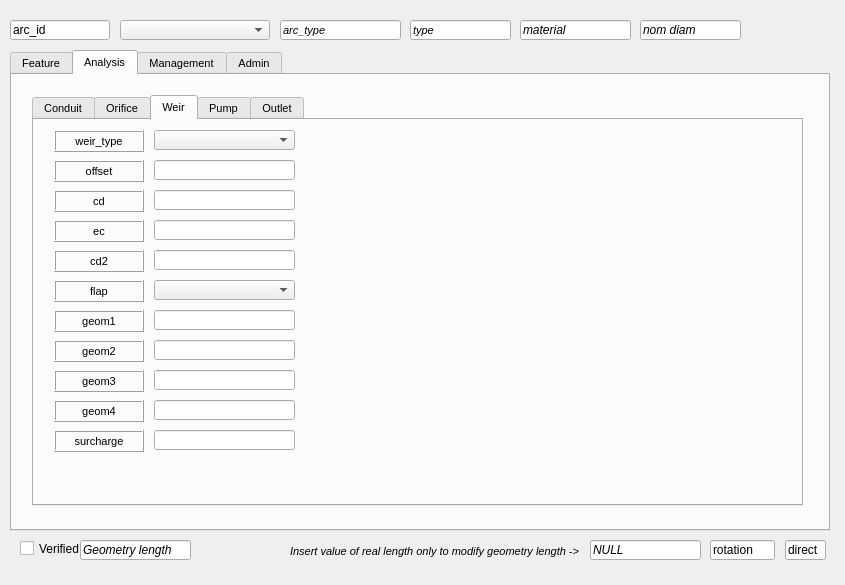
Giswater/giswater_qgis_plugin, file ui/ud_arc.ui: the form before one commit.
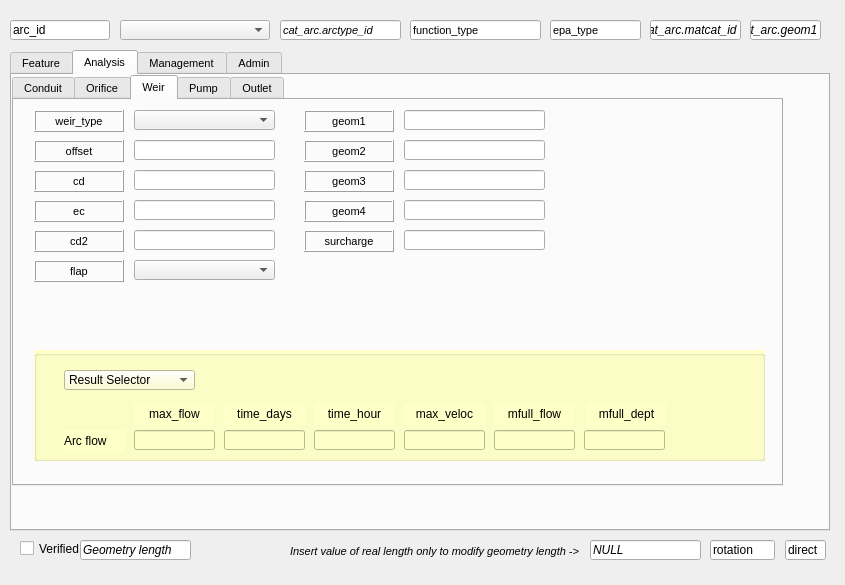
The form after the commit. The open tabs and pages were chosen to show the change.

What changed in the file:
```diff
--- a/ui/ud_arc.ui
+++ b/ui/ud_arc.ui
@@ -1110,8 +1110,8 @@
     <widget class="QTabWidget" name="Arc">
      <property name="geometry">
       <rect>
-       <x>20</x>
-       <y>20</y>
+       <x>0</x>
+       <y>0</y>
        <width>771</width>
        <height>411</height>
       </rect>
@@ -2728,19 +2728,6 @@
         <number>3</number>
        </property>
       </widget>
-      <widget class="QLineEdit" name="lineEdit_26">
-       <property name="geometry">
-        <rect>
-         <x>120</x>
-         <y>190</y>
-         <width>141</width>
-         <height>20</height>
-        </rect>
-       </property>
-       <property name="text">
-        <string/>
-       </property>
-      </widget>
       <widget class="QComboBox" name="comboBox_45">
        <property name="geometry">
         <rect>
@@ -2814,74 +2801,11 @@
         <number>3</number>
        </property>
       </widget>
-      <widget class="QLabel" name="label_88">
-       <property name="enabled">
-        <bool>true</bool>
-       </property>
-       <property name="geometry">
-        <rect>
-         <x>20</x>
-         <y>190</y>
-         <width>90</width>
-         <height>22</height>
-        </rect>
-       </property>
-       <property name="sizePolicy">
-        <sizepolicy hsizetype="Preferred" vsizetype="Preferred">
-         <horstretch>0</horstretch>
-         <verstretch>0</verstretch>
-        </sizepolicy>
-       </property>
-       <property name="font">
-        <font>
-         <pointsize>8</pointsize>
-        </font>
-       </property>
-       <property name="statusTip">
-        <string/>
-       </property>
-       <property name="accessibleName">
-        <string/>
-       </property>
-       <property name="layoutDirection">
-        <enum>Qt::LeftToRight</enum>
-       </property>
-       <property name="autoFillBackground">
-        <bool>false</bool>
-       </property>
-       <property name="inputMethodHints">
-        <set>Qt::ImhNone</set>
-       </property>
-       <property name="frameShape">
-        <enum>QFrame::Box</enum>
-       </property>
-       <property name="frameShadow">
-        <enum>QFrame::Raised</enum>
-       </property>
-       <property name="lineWidth">
-        <number>1</number>
-       </property>
-       <property name="midLineWidth">
-        <number>0</number>
-       </property>
-       <property name="text">
-        <string>geom1</string>
-       </property>
-       <property name="alignment">
-        <set>Qt::AlignCenter</set>
-       </property>
-       <property name="wordWrap">
-        <bool>false</bool>
-       </property>
-       <property name="margin">
-        <number>3</number>
-       </property>
-      </widget>
       <widget class="QLabel" name="label_89">
        <property name="geometry">
         <rect>
-         <x>20</x>
-         <y>220</y>
+         <x>290</x>
+         <y>40</y>
          <width>90</width>
          <height>22</height>
         </rect>
@@ -3112,8 +3036,8 @@
       <widget class="QLineEdit" name="lineEdit_43">
        <property name="geometry">
         <rect>
-         <x>120</x>
-         <y>220</y>
+         <x>390</x>
+         <y>40</y>
          <width>141</width>
          <height>20</height>
         </rect>
@@ -3128,8 +3052,8 @@
        </property>
        <property name="geometry">
         <rect>
-         <x>20</x>
-         <y>280</y>
+         <x>290</x>
+         <y>100</y>
          <width>90</width>
          <height>22</height>
         </rect>
@@ -3188,8 +3112,8 @@
       <widget class="QLineEdit" name="lineEdit_46">
        <property name="geometry">
         <rect>
-         <x>120</x>
-         <y>280</y>
+         <x>390</x>
+         <y>100</y>
          <width>141</width>
          <height>20</height>
         </rect>
@@ -3201,8 +3125,8 @@
       <widget class="QLineEdit" name="lineEdit_47">
        <property name="geometry">
         <rect>
-         <x>120</x>
-         <y>310</y>
+         <x>390</x>
+         <y>130</y>
          <width>141</width>
          <height>20</height>
         </rect>
@@ -3214,8 +3138,8 @@
       <widget class="QLabel" name="label_95">
        <property name="geometry">
         <rect>
-         <x>20</x>
-         <y>310</y>
+         <x>290</x>
+         <y>130</y>
          <width>90</width>
          <height>22</height>
         </rect>
@@ -3244,8 +3168,8 @@
       <widget class="QLabel" name="label_96">
        <property name="geometry">
         <rect>
-         <x>20</x>
-         <y>250</y>
+         <x>290</x>
+         <y>70</y>
          <width>90</width>
          <height>22</height>
         </rect>
@@ -3274,8 +3198,8 @@
       <widget class="QLineEdit" name="lineEdit_48">
        <property name="geometry">
         <rect>
-         <x>120</x>
-         <y>250</y>
+         <x>390</x>
+         <y>70</y>
          <width>141</width>
          <height>20</height>
         </rect>
@@ -3297,6 +3221,446 @@
         <string/>
        </property>
       </widget>
+      <widget class="QLineEdit" name="lineEdit_38">
+       <property name="geometry">
+        <rect>
+         <x>390</x>
+         <y>10</y>
+         <width>141</width>
+         <height>20</height>
+        </rect>
+       </property>
+       <property name="text">
+        <string/>
+       </property>
+      </widget>
+      <widget class="QLabel" name="label_98">
+       <property name="enabled">
+        <bool>true</bool>
+       </property>
+       <property name="geometry">
+        <rect>
+         <x>290</x>
+         <y>10</y>
+         <width>90</width>
+         <height>22</height>
+        </rect>
+       </property>
+       <property name="sizePolicy">
+        <sizepolicy hsizetype="Preferred" vsizetype="Preferred">
+         <horstretch>0</horstretch>
+         <verstretch>0</verstretch>
+        </sizepolicy>
+       </property>
+       <property name="font">
+        <font>
+         <pointsize>8</pointsize>
+        </font>
+       </property>
+       <property name="statusTip">
+        <string/>
+       </property>
+       <property name="accessibleName">
+        <string/>
+       </property>
+       <property name="layoutDirection">
+        <enum>Qt::LeftToRight</enum>
+       </property>
+       <property name="autoFillBackground">
+        <bool>false</bool>
+       </property>
+       <property name="inputMethodHints">
+        <set>Qt::ImhNone</set>
+       </property>
+       <property name="frameShape">
+        <enum>QFrame::Box</enum>
+       </property>
+       <property name="frameShadow">
+        <enum>QFrame::Raised</enum>
+       </property>
+       <property name="lineWidth">
+        <number>1</number>
+       </property>
+       <property name="midLineWidth">
+        <number>0</number>
+       </property>
+       <property name="text">
+        <string>geom1</string>
+       </property>
+       <property name="alignment">
+        <set>Qt::AlignCenter</set>
+       </property>
+       <property name="wordWrap">
+        <bool>false</bool>
+       </property>
+       <property name="margin">
+        <number>3</number>
+       </property>
+      </widget>
+      <widget class="QGroupBox" name="groupBox_6">
+       <property name="geometry">
+        <rect>
+         <x>20</x>
+         <y>250</y>
+         <width>731</width>
+         <height>111</height>
+        </rect>
+       </property>
+       <property name="autoFillBackground">
+        <bool>false</bool>
+       </property>
+       <property name="styleSheet">
+        <string notr="true">background-color: rgb(255, 255, 200);</string>
+       </property>
+       <property name="title">
+        <string/>
+       </property>
+       <widget class="QComboBox" name="comboBox_47">
+        <property name="geometry">
+         <rect>
+          <x>30</x>
+          <y>20</y>
+          <width>131</width>
+          <height>20</height>
+         </rect>
+        </property>
+        <item>
+         <property name="text">
+          <string>Result Selector</string>
+         </property>
+        </item>
+       </widget>
+       <widget class="QLineEdit" name="lineEdit_68">
+        <property name="geometry">
+         <rect>
+          <x>190</x>
+          <y>80</y>
+          <width>81</width>
+          <height>20</height>
+         </rect>
+        </property>
+        <property name="text">
+         <string/>
+        </property>
+       </widget>
+       <widget class="QLabel" name="label_186">
+        <property name="geometry">
+         <rect>
+          <x>30</x>
+          <y>80</y>
+          <width>61</width>
+          <height>22</height>
+         </rect>
+        </property>
+        <property name="font">
+         <font>
+          <pointsize>9</pointsize>
+         </font>
+        </property>
+        <property name="frameShape">
+         <enum>QFrame::NoFrame</enum>
+        </property>
+        <property name="frameShadow">
+         <enum>QFrame::Plain</enum>
+        </property>
+        <property name="text">
+         <string>Arc flow</string>
+        </property>
+        <property name="textFormat">
+         <enum>Qt::AutoText</enum>
+        </property>
+        <property name="scaledContents">
+         <bool>false</bool>
+        </property>
+        <property name="alignment">
+         <set>Qt::AlignLeading|Qt::AlignLeft|Qt::AlignVCenter</set>
+        </property>
+        <property name="margin">
+         <number>3</number>
+        </property>
+       </widget>
+       <widget class="QLabel" name="label_192">
+        <property name="geometry">
+         <rect>
+          <x>190</x>
+          <y>53</y>
+          <width>81</width>
+          <height>22</height>
+         </rect>
+        </property>
+        <property name="font">
+         <font>
+          <pointsize>9</pointsize>
+         </font>
+        </property>
+        <property name="frameShape">
+         <enum>QFrame::NoFrame</enum>
+        </property>
+        <property name="frameShadow">
+         <enum>QFrame::Plain</enum>
+        </property>
+        <property name="text">
+         <string>time_days</string>
+        </property>
+        <property name="textFormat">
+         <enum>Qt::AutoText</enum>
+        </property>
+        <property name="scaledContents">
+         <bool>false</bool>
+        </property>
+        <property name="alignment">
+         <set>Qt::AlignCenter</set>
+        </property>
+        <property name="margin">
+         <number>3</number>
+        </property>
+       </widget>
+       <widget class="QLineEdit" name="lineEdit_69">
+        <property name="geometry">
+         <rect>
+          <x>460</x>
+          <y>80</y>
+          <width>81</width>
+          <height>20</height>
+         </rect>
+        </property>
+        <property name="text">
+         <string/>
+        </property>
+       </widget>
+       <widget class="QLabel" name="label_197">
+        <property name="geometry">
+         <rect>
+          <x>100</x>
+          <y>53</y>
+          <width>81</width>
+          <height>22</height>
+         </rect>
+        </property>
+        <property name="font">
+         <font>
+          <pointsize>9</pointsize>
+         </font>
+        </property>
+        <property name="frameShape">
+         <enum>QFrame::NoFrame</enum>
+        </property>
+        <property name="frameShadow">
+         <enum>QFrame::Plain</enum>
+        </property>
+        <property name="text">
+         <string>max_flow</string>
+        </property>
+        <property name="textFormat">
+         <enum>Qt::AutoText</enum>
+        </property>
+        <property name="scaledContents">
+         <bool>false</bool>
+        </property>
+        <property name="alignment">
+         <set>Qt::AlignCenter</set>
+        </property>
+        <property name="margin">
+         <number>3</number>
+        </property>
+       </widget>
+       <widget class="QLabel" name="label_170">
+        <property name="geometry">
+         <rect>
+          <x>280</x>
+          <y>53</y>
+          <width>81</width>
+          <height>22</height>
+         </rect>
+        </property>
+        <property name="font">
+         <font>
+          <pointsize>9</pointsize>
+         </font>
+        </property>
+        <property name="frameShape">
+         <enum>QFrame::NoFrame</enum>
+        </property>
+        <property name="frameShadow">
+         <enum>QFrame::Plain</enum>
+        </property>
+        <property name="text">
+         <string>time_hour</string>
+        </property>
+        <property name="textFormat">
+         <enum>Qt::AutoText</enum>
+        </property>
+        <property name="scaledContents">
+         <bool>false</bool>
+        </property>
+        <property name="alignment">
+         <set>Qt::AlignCenter</set>
+        </property>
+        <property name="margin">
+         <number>3</number>
+        </property>
+       </widget>
+       <widget class="QLineEdit" name="lineEdit_85">
+        <property name="geometry">
+         <rect>
+          <x>280</x>
+          <y>80</y>
+          <width>81</width>
+          <height>20</height>
+         </rect>
+        </property>
+        <property name="text">
+         <string/>
+        </property>
+       </widget>
+       <widget class="QLineEdit" name="lineEdit_88">
+        <property name="geometry">
+         <rect>
+          <x>100</x>
+          <y>80</y>
+          <width>81</width>
+          <height>20</height>
+         </rect>
+        </property>
+        <property name="text">
+         <string/>
+        </property>
+       </widget>
+       <widget class="QLabel" name="label_198">
+        <property name="geometry">
+         <rect>
+          <x>370</x>
+          <y>53</y>
+          <width>81</width>
+          <height>22</height>
+         </rect>
+        </property>
+        <property name="font">
+         <font>
+          <pointsize>9</pointsize>
+         </font>
+        </property>
+        <property name="frameShape">
+         <enum>QFrame::NoFrame</enum>
+        </property>
+        <property name="frameShadow">
+         <enum>QFrame::Plain</enum>
+        </property>
+        <property name="text">
+         <string>max_veloc</string>
+        </property>
+        <property name="textFormat">
+         <enum>Qt::AutoText</enum>
+        </property>
+        <property name="scaledContents">
+         <bool>false</bool>
+        </property>
+        <property name="alignment">
+         <set>Qt::AlignCenter</set>
+        </property>
+        <property name="margin">
+         <number>3</number>
+        </property>
+       </widget>
+       <widget class="QLineEdit" name="lineEdit_91">
+        <property name="geometry">
+         <rect>
+          <x>370</x>
+          <y>80</y>
+          <width>81</width>
+          <height>20</height>
+         </rect>
+        </property>
+        <property name="text">
+         <string/>
+        </property>
+       </widget>
+       <widget class="QLabel" name="label_199">
+        <property name="geometry">
+         <rect>
+          <x>460</x>
+          <y>53</y>
+          <width>81</width>
+          <height>22</height>
+         </rect>
+        </property>
+        <property name="font">
+         <font>
+          <pointsize>9</pointsize>
+         </font>
+        </property>
+        <property name="frameShape">
+         <enum>QFrame::NoFrame</enum>
+        </property>
+        <property name="frameShadow">
+         <enum>QFrame::Plain</enum>
+        </property>
+        <property name="text">
+         <string>mfull_flow</string>
+        </property>
+        <property name="textFormat">
+         <enum>Qt::AutoText</enum>
+        </property>
+        <property name="scaledContents">
+         <bool>false</bool>
+        </property>
+        <property name="alignment">
+         <set>Qt::AlignCenter</set>
+        </property>
+        <property name="margin">
+         <number>3</number>
+        </property>
+       </widget>
+       <widget class="QLineEdit" name="lineEdit_98">
+        <property name="geometry">
+         <rect>
+          <x>550</x>
+          <y>80</y>
+          <width>81</width>
+          <height>20</height>
+         </rect>
+        </property>
+        <property name="text">
+         <string/>
+        </property>
+       </widget>
+       <widget class="QLabel" name="label_200">
+        <property name="geometry">
+         <rect>
+          <x>552</x>
+          <y>53</y>
+          <width>81</width>
+          <height>22</height>
+         </rect>
+        </property>
+        <property name="font">
+         <font>
+          <pointsize>9</pointsize>
+         </font>
+        </property>
+        <property name="frameShape">
+         <enum>QFrame::NoFrame</enum>
+        </property>
+        <property name="frameShadow">
+         <enum>QFrame::Plain</enum>
+        </property>
+        <property name="text">
+         <string>mfull_dept</string>
+        </property>
+        <property name="textFormat">
+         <enum>Qt::AutoText</enum>
+        </property>
+        <property name="scaledContents">
+         <bool>false</bool>
+        </property>
+        <property name="alignment">
+         <set>Qt::AlignCenter</set>
+        </property>
+        <property name="margin">
+         <number>3</number>
+        </property>
+       </widget>
+      </widget>
      </widget>
      <widget class="QWidget" name="tab_11">
       <attribute name="title">
@@ -5582,9 +5946,9 @@
   <widget class="QLineEdit" name="lineEdit_28">
    <property name="geometry">
     <rect>
-     <x>520</x>
+     <x>650</x>
      <y>20</y>
-     <width>111</width>
+     <width>91</width>
      <height>20</height>
     </rect>
    </property>
@@ -5594,7 +5958,7 @@
     </font>
    </property>
    <property name="text">
-    <string>material</string>
+    <string>cat_arc.matcat_id</string>
    </property>
   </widget>
   <widget class="QComboBox" name="comboBox_21">
@@ -5610,9 +5974,9 @@
   <widget class="QLineEdit" name="lineEdit_44">
    <property name="geometry">
     <rect>
-     <x>640</x>
+     <x>750</x>
      <y>20</y>
-     <width>101</width>
+     <width>71</width>
      <height>20</height>
     </rect>
    </property>
@@ -5622,7 +5986,7 @@
     </font>
    </property>
    <property name="text">
-    <string>nom diam</string>
+    <string>cat_arc.geom1</string>
    </property>
   </widget>
   <widget class="QCheckBox" name="checkBox">
@@ -5638,44 +6002,6 @@
     <string>Verified</string>
    </property>
   </widget>
-  <widget class="QLineEdit" name="lineEdit_45">
-   <property name="geometry">
-    <rect>
-     <x>410</x>
-     <y>20</y>
-     <width>101</width>
-     <height>20</height>
-    </rect>
-   </property>
-   <property name="font">
-    <font>
-     <pointsize>8</pointsize>
-     <italic>true</italic>
-    </font>
-   </property>
-   <property name="text">
-    <string>type</string>
-   </property>
-  </widget>
-  <widget class="QLineEdit" name="lineEdit_34">
-   <property name="geometry">
-    <rect>
-     <x>280</x>
-     <y>20</y>
-     <width>121</width>
-     <height>20</height>
-    </rect>
-   </property>
-   <property name="font">
-    <font>
-     <pointsize>8</pointsize>
-     <italic>true</italic>
-    </font>
-   </property>
-   <property name="text">
-    <string>arc_type</string>
-   </property>
-  </widget>
   <widget class="QLineEdit" name="lineEdit_11">
    <property name="geometry">
     <rect>
@@ -5762,6 +6088,63 @@
     <string>direct</string>
    </property>
   </widget>
+  <widget class="QLineEdit" name="lineEdit_45">
+   <property name="geometry">
+    <rect>
+     <x>550</x>
+     <y>20</y>
+     <width>91</width>
+     <height>20</height>
+    </rect>
+   </property>
+   <property name="font">
+    <font>
+     <pointsize>8</pointsize>
+     <italic>false</italic>
+    </font>
+   </property>
+   <property name="text">
+    <string>epa_type</string>
+   </property>
+  </widget>
+  <widget class="QLineEdit" name="lineEdit_50">
+   <property name="geometry">
+    <rect>
+     <x>280</x>
+     <y>20</y>
+     <width>121</width>
+     <height>20</height>
+    </rect>
+   </property>
+   <property name="font">
+    <font>
+     <pointsize>8</pointsize>
+     <italic>true</italic>
+    </font>
+   </property>
+   <property name="text">
+    <string>cat_arc.arctype_id</string>
+   </property>
+  </widget>
+  <widget class="QLineEdit" name="lineEdit_51">
+   <property name="geometry">
+    <rect>
+     <x>410</x>
+     <y>20</y>
+     <width>131</width>
+     <height>20</height>
+    </rect>
+   </property>
+   <property name="font">
+    <font>
+     <pointsize>8</pointsize>
+     <italic>false</italic>
+    </font>
+   </property>
+   <property name="text">
+    <string>function_type</string>
+   </property>
+  </widget>
  </widget>
  <resources/>
  <connections/>
```
Left out of the diff: 997 changed lines with no effect on the pictures.
